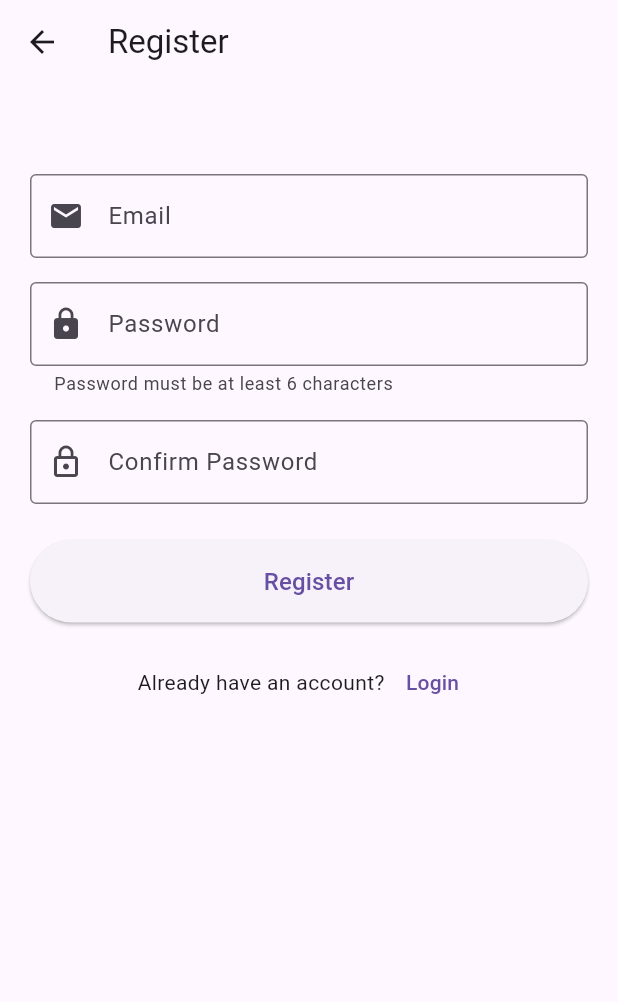
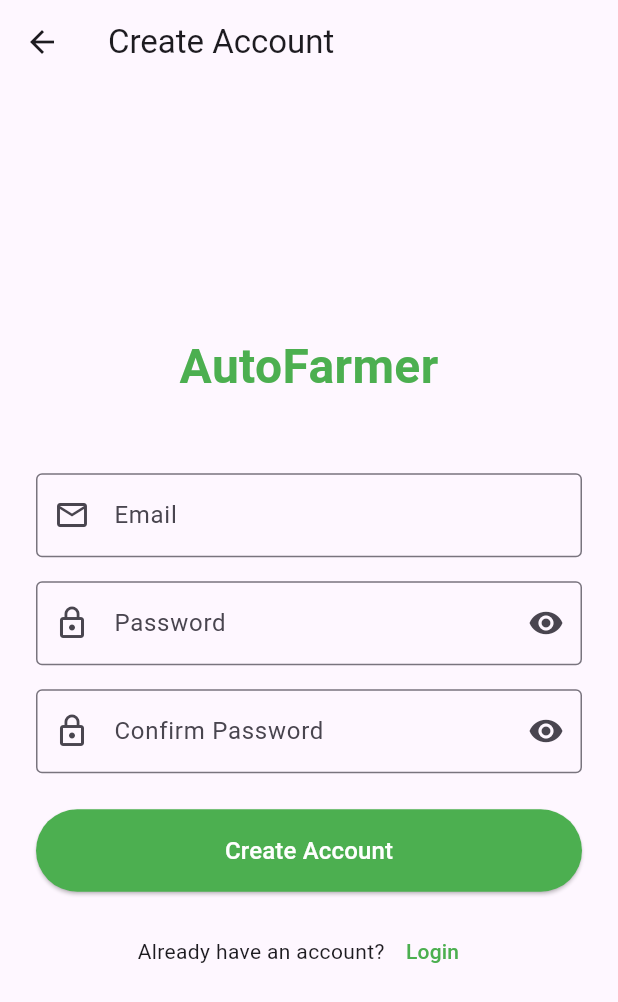
Before and after one commit to IIIIXI14/autofarmer, a Flutter app: the RegisterScreen screen opened directly, on a phone screen of 412 x 824 dp. Shown: the top 1002 px of the screen. Run offline on Flutter 3.47's test engine with Material 3 defaults, Android fonts, the phone set to English and light mode, and no system bars; our stand-ins replace firebase_auth, firebase_core; accounts and stored records are empty; generated files the repository leaves out were written again.

Commit message:
Day 3 completed Firebase Authentication – Login/Signup System

```diff
--- a/lib/screens/register_screen.dart
+++ b/lib/screens/register_screen.dart
@@ -1,7 +1,6 @@
 import 'package:flutter/material.dart';
 import 'package:firebase_auth/firebase_auth.dart';
 import 'home_screen.dart';
-import 'login_screen.dart';
 
 class RegisterScreen extends StatefulWidget {
   const RegisterScreen({super.key});
@@ -11,27 +10,29 @@ class RegisterScreen extends StatefulWidget {
 }
 
 class _RegisterScreenState extends State<RegisterScreen> {
-  final emailController = TextEditingController();
-  final passwordController = TextEditingController();
-  final confirmPasswordController = TextEditingController();
   final _formKey = GlobalKey<FormState>();
-  final _auth = FirebaseAuth.instance;
+  final _emailController = TextEditingController();
+  final _passwordController = TextEditingController();
+  final _confirmPasswordController = TextEditingController();
   bool _isLoading = false;
+  bool _obscurePassword = true;
+  bool _obscureConfirmPassword = true;
   String? _errorMessage;
 
   @override
   void dispose() {
-    emailController.dispose();
-    passwordController.dispose();
-    confirmPasswordController.dispose();
+    _emailController.dispose();
+    _passwordController.dispose();
+    _confirmPasswordController.dispose();
     super.dispose();
   }
 
   String? _validateEmail(String? value) {
     if (value == null || value.isEmpty) {
-      return 'Please enter your email';
+      return 'Email is required';
     }
-    if (!RegExp(r'^[\w-\.]+@([\w-]+\.)+[\w-]{2,4}$').hasMatch(value)) {
+    // RFC 5322 email validation regex
+    if (!RegExp(r'^[a-zA-Z0-9._%+-]+@[a-zA-Z0-9.-]+\.[a-zA-Z]{2,}$').hasMatch(value)) {
       return 'Please enter a valid email';
     }
     return null;
@@ -39,7 +40,7 @@ class _RegisterScreenState extends State<RegisterScreen> {
 
   String? _validatePassword(String? value) {
     if (value == null || value.isEmpty) {
-      return 'Please enter your password';
+      return 'Password is required';
     }
     if (value.length < 6) {
       return 'Password must be at least 6 characters';
@@ -51,13 +52,13 @@ class _RegisterScreenState extends State<RegisterScreen> {
     if (value == null || value.isEmpty) {
       return 'Please confirm your password';
     }
-    if (value != passwordController.text) {
+    if (value != _passwordController.text) {
       return 'Passwords do not match';
     }
     return null;
   }
 
-  void registerUser() async {
+  Future<void> _register() async {
     if (!_formKey.currentState!.validate()) return;
 
     setState(() {
@@ -66,110 +67,156 @@ class _RegisterScreenState extends State<RegisterScreen> {
     });
 
     try {
-      await _auth.createUserWithEmailAndPassword(
-        email: emailController.text.trim(),
-        password: passwordController.text.trim(),
+      final userCredential = await FirebaseAuth.instance.createUserWithEmailAndPassword(
+        email: _emailController.text.trim(),
+        password: _passwordController.text.trim(),
       );
-      if (mounted) {
+
+      if (!mounted) return;
+
+      // Clear form after successful registration
+      _formKey.currentState?.reset();
+
       Navigator.pushReplacement(
         context,
         MaterialPageRoute(builder: (context) => const HomeScreen()),
       );
-      }
     } on FirebaseAuthException catch (e) {
       String message;
       switch (e.code) {
         case 'email-already-in-use':
-          message = 'This email is already registered. Please login instead.';
+          message = 'This email is already registered';
           break;
         case 'invalid-email':
-          message = 'Please enter a valid email address.';
+          message = 'Please enter a valid email address';
           break;
         case 'operation-not-allowed':
-          message = 'Email/password registration is not enabled.';
+          message = 'Email/password registration is not enabled';
           break;
         case 'weak-password':
-          message = 'Please choose a stronger password (at least 6 characters).';
+          message = 'Please choose a stronger password';
           break;
         default:
-          message = 'Registration failed. Please try again.';
+          message = 'An error occurred: ${e.message}';
       }
-      setState(() {
-        _errorMessage = message;
-      });
+      setState(() => _errorMessage = message);
+
+      ScaffoldMessenger.of(context).showSnackBar(
+        SnackBar(
+          content: Text(message),
+          backgroundColor: Colors.red,
+          behavior: SnackBarBehavior.floating,
+        ),
+      );
     } catch (e) {
-      setState(() {
-        _errorMessage = 'An unexpected error occurred. Please try again.';
-      });
+      setState(() => _errorMessage = 'An unexpected error occurred');
+
+      ScaffoldMessenger.of(context).showSnackBar(
+        SnackBar(
+          content: const Text('An unexpected error occurred'),
+          backgroundColor: Colors.red,
+          behavior: SnackBarBehavior.floating,
+        ),
+      );
     } finally {
       if (mounted) {
-        setState(() {
-          _isLoading = false;
-        });
+        setState(() => _isLoading = false);
       }
     }
-  }
-
-  void _goToLogin() {
-    Navigator.pushReplacement(
-      context,
-      MaterialPageRoute(builder: (_) => const LoginScreen()),
-    );
   }
 
   @override
   Widget build(BuildContext context) {
     return Scaffold(
       appBar: AppBar(
-        title: const Text("Register"),
+        title: const Text('Create Account'),
         elevation: 0,
       ),
-      body: SingleChildScrollView(
-        padding: const EdgeInsets.all(20),
+      body: SafeArea(
+        child: Center(
+          child: SingleChildScrollView(
+            padding: const EdgeInsets.all(24.0),
             child: Form(
               key: _formKey,
               child: Column(
                 mainAxisAlignment: MainAxisAlignment.center,
                 crossAxisAlignment: CrossAxisAlignment.stretch,
                 children: [
-              const SizedBox(height: 40),
+                  // Logo or App Name
+                  const Text(
+                    'AutoFarmer',
+                    style: TextStyle(
+                      fontSize: 32,
+                      fontWeight: FontWeight.bold,
+                      color: Colors.green,
+                    ),
+                    textAlign: TextAlign.center,
+                  ),
+                  const SizedBox(height: 48),
+
+                  // Email Field
                   TextFormField(
-                controller: emailController,
+                    controller: _emailController,
+                    keyboardType: TextInputType.emailAddress,
                     decoration: const InputDecoration(
-                  labelText: "Email",
+                      labelText: 'Email',
+                      hintText: 'Enter your email',
+                      prefixIcon: Icon(Icons.email_outlined),
                       border: OutlineInputBorder(),
-                  prefixIcon: Icon(Icons.email),
                     ),
-                keyboardType: TextInputType.emailAddress,
                     validator: _validateEmail,
                     enabled: !_isLoading,
+                    autocorrect: false,
                   ),
                   const SizedBox(height: 16),
+
+                  // Password Field
                   TextFormField(
-                controller: passwordController,
-                decoration: const InputDecoration(
-                  labelText: "Password",
-                  border: OutlineInputBorder(),
-                  prefixIcon: Icon(Icons.lock),
-                  helperText: "Password must be at least 6 characters",
+                    controller: _passwordController,
+                    obscureText: _obscurePassword,
+                    decoration: InputDecoration(
+                      labelText: 'Password',
+                      hintText: 'Enter your password',
+                      prefixIcon: const Icon(Icons.lock_outline),
+                      suffixIcon: IconButton(
+                        icon: Icon(
+                          _obscurePassword ? Icons.visibility : Icons.visibility_off,
                         ),
-                obscureText: true,
+                        onPressed: () {
+                          setState(() => _obscurePassword = !_obscurePassword);
+                        },
+                      ),
+                      border: const OutlineInputBorder(),
+                    ),
                     validator: _validatePassword,
                     enabled: !_isLoading,
                   ),
                   const SizedBox(height: 16),
+
+                  // Confirm Password Field
                   TextFormField(
-                controller: confirmPasswordController,
-                decoration: const InputDecoration(
-                  labelText: "Confirm Password",
-                  border: OutlineInputBorder(),
-                  prefixIcon: Icon(Icons.lock_outline),
+                    controller: _confirmPasswordController,
+                    obscureText: _obscureConfirmPassword,
+                    decoration: InputDecoration(
+                      labelText: 'Confirm Password',
+                      hintText: 'Confirm your password',
+                      prefixIcon: const Icon(Icons.lock_outline),
+                      suffixIcon: IconButton(
+                        icon: Icon(
+                          _obscureConfirmPassword ? Icons.visibility : Icons.visibility_off,
                         ),
-                obscureText: true,
+                        onPressed: () {
+                          setState(() => _obscureConfirmPassword = !_obscureConfirmPassword);
+                        },
+                      ),
+                      border: const OutlineInputBorder(),
+                    ),
                     validator: _validateConfirmPassword,
                     enabled: !_isLoading,
                   ),
                   const SizedBox(height: 24),
+
+                  // Error Message
                   if (_errorMessage != null)
                     Padding(
                       padding: const EdgeInsets.only(bottom: 16),
@@ -179,30 +226,42 @@ class _RegisterScreenState extends State<RegisterScreen> {
                         textAlign: TextAlign.center,
                       ),
                     ),
+
+                  // Register Button
                   ElevatedButton(
-                onPressed: _isLoading ? null : registerUser,
+                    onPressed: _isLoading ? null : _register,
                     style: ElevatedButton.styleFrom(
                       padding: const EdgeInsets.symmetric(vertical: 16),
+                      backgroundColor: Colors.green,
+                      disabledBackgroundColor: Colors.green.withOpacity(0.5),
                     ),
                     child: _isLoading
                         ? const SizedBox(
                             height: 20,
                             width: 20,
-                        child: CircularProgressIndicator(strokeWidth: 2),
+                            child: CircularProgressIndicator(
+                              strokeWidth: 2,
+                              valueColor: AlwaysStoppedAnimation<Color>(Colors.white),
+                            ),
                           )
                         : const Text(
-                        "Register",
-                        style: TextStyle(fontSize: 16),
+                            'Create Account',
+                            style: TextStyle(fontSize: 16, color: Colors.white),
                           ),
                   ),
                   const SizedBox(height: 16),
+
+                  // Login Link
                   Row(
                     mainAxisAlignment: MainAxisAlignment.center,
                     children: [
-                  const Text("Already have an account?"),
+                      const Text('Already have an account?'),
                       TextButton(
-                    onPressed: _isLoading ? null : _goToLogin,
-                    child: const Text("Login"),
+                        onPressed: _isLoading ? null : () => Navigator.pop(context),
+                        child: const Text(
+                          'Login',
+                          style: TextStyle(color: Colors.green),
+                        ),
                       ),
                     ],
                   ),
@@ -210,6 +269,8 @@ class _RegisterScreenState extends State<RegisterScreen> {
               ),
             ),
           ),
+        ),
+      ),
     );
   }
 }
```
Also changed, not shown: lib/screens/login_screen.dart (+99 -139 lines). Lines whose indentation alone changed are shown as unchanged.
